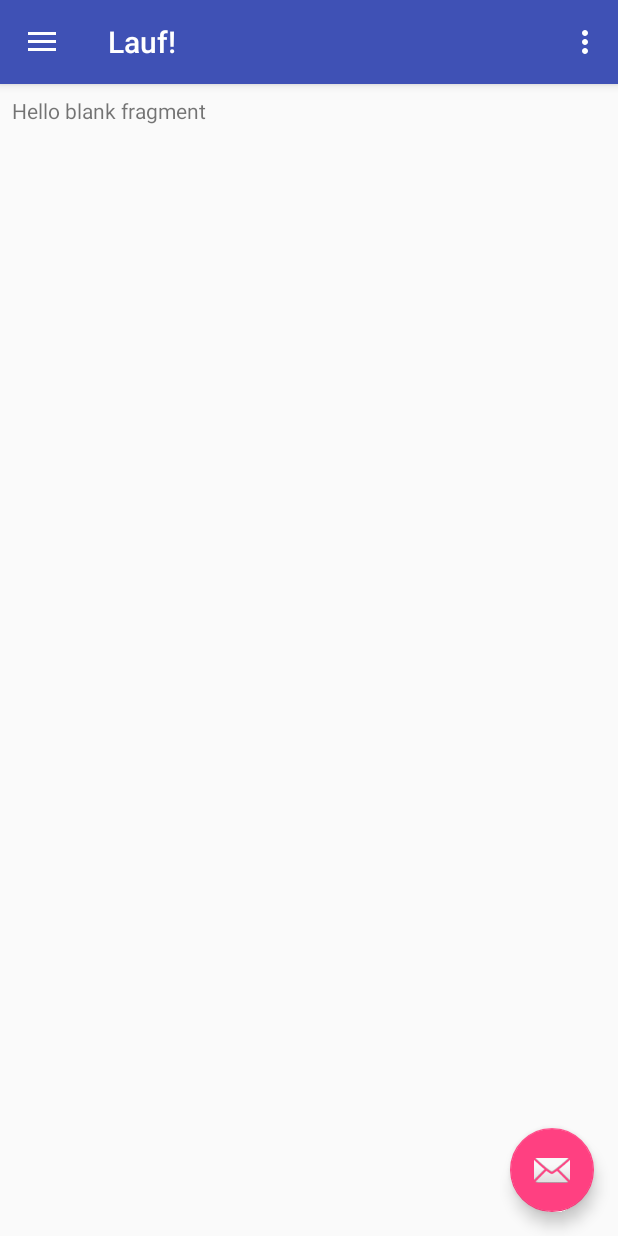
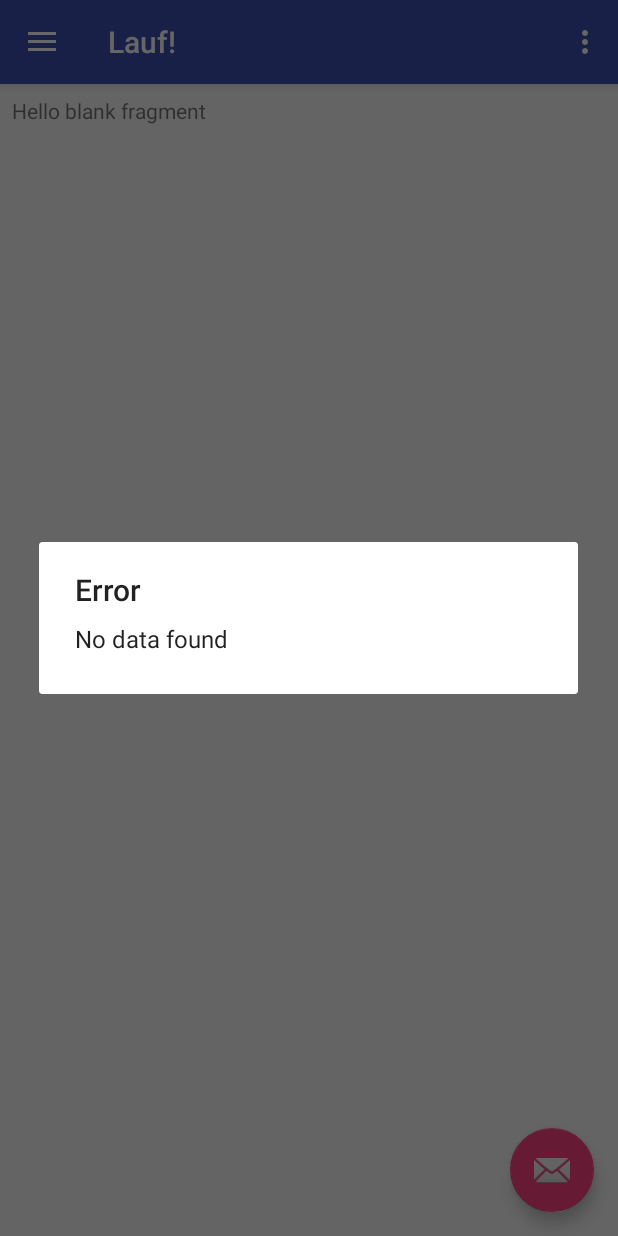
Before and after one commit to erdingRene/Lauf, an Android app: the screen it shows after launch (MainActivity), in the side drawer, after a tap on "Meine Läufe", on a phone screen of 412 x 824 dp. Run offline under Robolectric (Android 15) with nearby library versions, the phone set to English and light mode, and no system bars.

Commit message:
Anzeige von Laufnr und Laufname als Nachricht,Message, im passenden Bruchstück, Fragment, möglich

```diff
--- a/app/src/main/java/de/simon/brandhuber/lauf/AlreadyRunFragment.java
+++ b/app/src/main/java/de/simon/brandhuber/lauf/AlreadyRunFragment.java
@@ -1,6 +1,8 @@
 package de.simon.brandhuber.lauf;
 
 
+import android.app.AlertDialog;
+import android.database.Cursor;
 import android.os.Bundle;
 import android.support.v4.app.Fragment;
 import android.view.LayoutInflater;
@@ -25,9 +27,34 @@ public class AlreadyRunFragment extends Fragment {
     public View onCreateView(LayoutInflater inflater, ViewGroup container,
                              Bundle savedInstanceState) {
         rundb = new DatabaseHelper(getContext());
+        viewColumns();
 
         // Inflate the layout for this fragment
         return inflater.inflate(R.layout.fragment_already_run, container, false);
     }
 
+    public void viewColumns(){
+        Cursor res = rundb.getColumns();
+        if(res.getCount() == 0){
+            //show message
+            showMessage("Error","No data found");
+            return;
+        }
+        StringBuffer buffer = new StringBuffer();
+        while(res.moveToNext()){
+            buffer.append("RUN_NUMBER: " +res.getString(0)+"\n");
+            buffer.append("RUN_NAME: " +res.getString(1)+"\n\n");
+        }
+        // show two columns
+        showMessage("Data",buffer.toString());
+    }
+
+    public void showMessage (String title,String Message){
+        AlertDialog.Builder builder = new AlertDialog.Builder(getContext());
+        builder.setCancelable(true);
+        builder.setTitle(title);
+        builder.setMessage(Message);
+        builder.show();
+    }
+
 }
--- a/app/src/main/java/de/simon/brandhuber/lauf/DatabaseHelper.java
+++ b/app/src/main/java/de/simon/brandhuber/lauf/DatabaseHelper.java
@@ -76,23 +76,9 @@ public class DatabaseHelper extends SQLiteOpenHelper{
         return maxRunNumber;
     }
 
-    public Cursor getContacts(){
+    public Cursor getColumns(){
         SQLiteDatabase db = this.getWritableDatabase();
-        Cursor res = db.rawQuery("SELECT RUN_NUMBER,RUN_NAME FROM" + Table_Name, null);
-
-        /*Cursor res = getReadableDatabase().rawQuery("SELECT RUN_NUMBER,RUN_NAME FROM tbl_run", null);
-        String[] runs;
-        if (res != null)
-        {
-            if (res.moveToFirst()) {
-                for(int i = 0; i < res.getCount(); i ++){
-                    for(int k = 0; k < 2; i++) {
-                        runs.add(res.getString(i,k));
-                    }
-                }
-            }
-            res.close();
-        } */
-        return res;
+        Cursor res = db.rawQuery("SELECT DISTINCT RUN_NUMBER,RUN_NAME FROM " + Table_Name, null);
+            return res;
     }
     }
```
Also changed, not shown: app/src/main/java/de/simon/brandhuber/lauf/OverViewFragment.java (+3 -5 lines).
